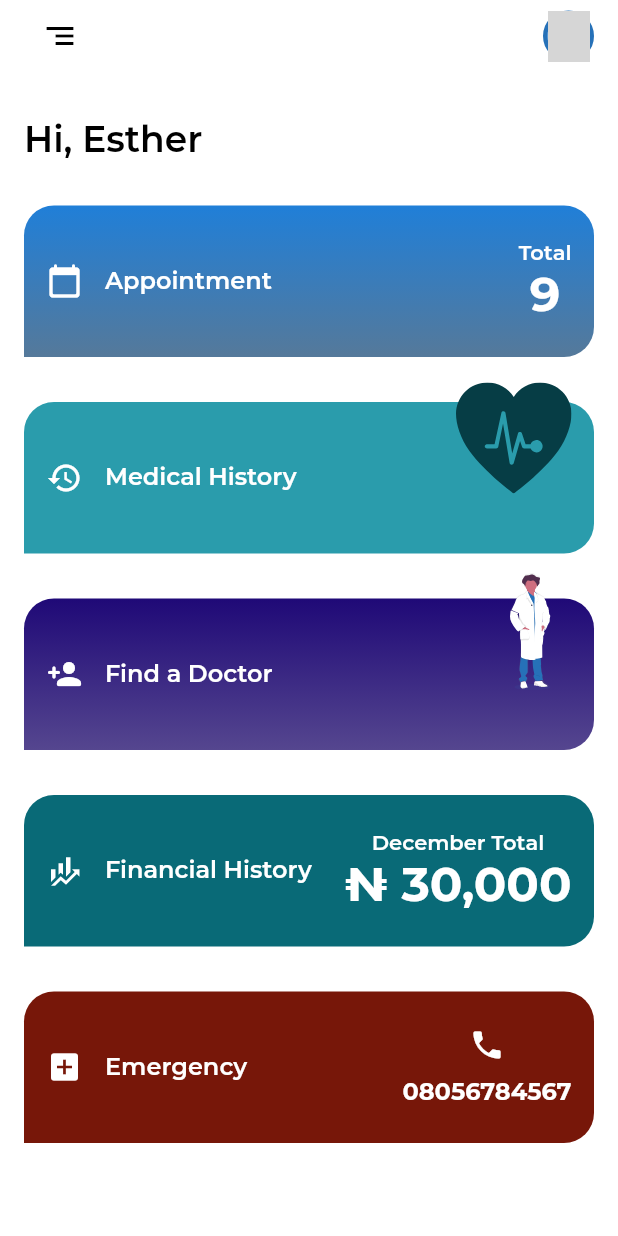
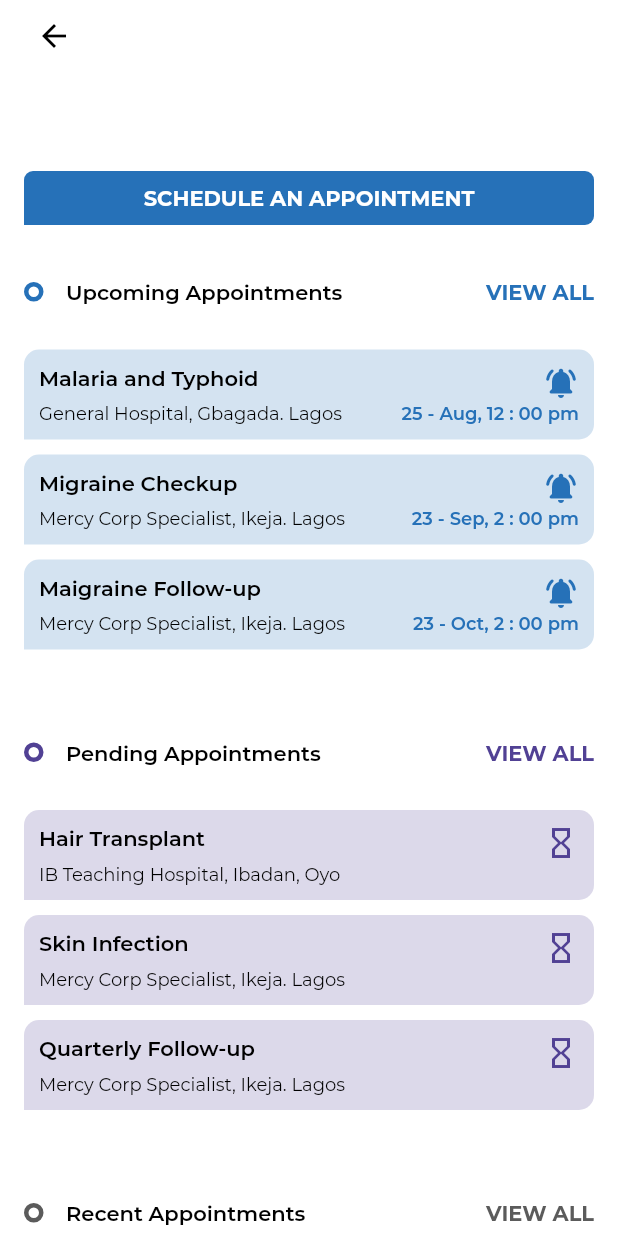
Before and after one commit to Mr-Malomz/cloheaApp_flutter, a Flutter app: the HomePage screen opened by its route, after a tap on "Appointment", on a phone screen of 412 x 824 dp. Run offline on Flutter 3.47's test engine with Material 2 defaults, Android fonts, the phone set to English and light mode, and no system bars; our stand-ins replace email_validator, flutter_svg, flutter_swiper, otp_text_field; network calls fail; project files that could hold a hidden picture were left out; grey boxes are pictures that could not be loaded.

Commit message:
appointment view screen

```diff
--- a/lib/main.dart
+++ b/lib/main.dart
@@ -3,6 +3,7 @@ import 'package:cloheaApp_flutter/src/screens/forgotPassword.dart';
 import 'package:cloheaApp_flutter/src/screens/home.dart';
 import 'package:cloheaApp_flutter/src/screens/landing.dart';
 import 'package:cloheaApp_flutter/src/screens/login.dart';
+import 'package:cloheaApp_flutter/src/screens/manageAppointment.dart';
 import 'package:cloheaApp_flutter/src/screens/newPassword.dart';
 import 'package:cloheaApp_flutter/src/screens/otppage.dart';
 import 'package:cloheaApp_flutter/src/screens/register.dart';
@@ -31,6 +32,7 @@ class MyApp extends StatelessWidget {
         '/congratulation': (context) => CongratulationPage(),
         '/otp': (context) => OTPPage(),
         '/home': (context) => HomePage(),
+        '/manageAppointment': (context) => ManageAppointment(),
       },
     );
   }
--- a/lib/src/screens/home.dart
+++ b/lib/src/screens/home.dart
@@ -63,7 +63,9 @@ class _HomePageState extends State<HomePage> {
                       ),
                     ),
                     VerSpacer(size: 30.0),
-                    AppointmentBtn(onClick: () {}),
+                    AppointmentBtn(onClick: () {
+                      Navigator.pushNamed(context, '/manageAppointment');
+                    }),
                     VerSpacer(size: 30.0),
                     MedicalBtn(onClick: () {}),
                     VerSpacer(size: 30.0),
--- /dev/null
+++ b/lib/src/screens/manageAppointment.dart
@@ -0,0 +1,139 @@
+import 'package:cloheaApp_flutter/src/utils/colors.dart';
+import 'package:cloheaApp_flutter/src/widgets/buttons.dart';
+import 'package:cloheaApp_flutter/src/widgets/commons.dart';
+import 'package:flutter/material.dart';
+
+class ManageAppointment extends StatelessWidget {
+  @override
+  Widget build(BuildContext context) {
+    return Scaffold(
+      backgroundColor: white,
+      body: SafeArea(
+        child: ListView(
+          children: [
+            Container(
+              width: MediaQuery.of(context).size.width,
+              child: Padding(
+                padding: const EdgeInsets.symmetric(horizontal: 16.0),
+                child: Column(
+                  mainAxisAlignment: MainAxisAlignment.start,
+                  crossAxisAlignment: CrossAxisAlignment.start,
+                  children: [
+                    ArrowButton(),
+                    VerSpacer(size: 60.0),
+                    LongFillBtn(
+                      text: 'SCHEDULE AN APPOINTMENT',
+                      funcCall: () {},
+                    ),
+                    VerSpacer(size: 30.0),
+                    AppointDivider(
+                      title: 'Upcoming Appointments',
+                      color: primary,
+                      ontap: () {},
+                    ),
+                    VerSpacer(size: 30.0),
+                    AppointFeeds(
+                      title: 'Malaria and Typhoid',
+                      address: 'General Hospital, Gbagada. Lagos',
+                      bgColor: upcoming,
+                      time: '25 - Aug, 12 : 00 pm',
+                      icon: Icons.notifications_active_rounded,
+                      iconColor: primary,
+                      timeColor: primary,
+                    ),
+                    VerSpacer(size: 10.0),
+                    AppointFeeds(
+                      title: 'Migraine Checkup',
+                      address: 'Mercy Corp Specialist, Ikeja. Lagos',
+                      bgColor: upcoming,
+                      time: '23 - Sep, 2 : 00 pm',
+                      icon: Icons.notifications_active_rounded,
+                      iconColor: primary,
+                      timeColor: primary,
+                    ),
+                    VerSpacer(size: 10.0),
+                    AppointFeeds(
+                      title: 'Maigraine Follow-up',
+                      address: 'Mercy Corp Specialist, Ikeja. Lagos',
+                      bgColor: upcoming,
+                      time: '23 - Oct, 2 : 00 pm',
+                      icon: Icons.notifications_active_rounded,
+                      iconColor: primary,
+                      timeColor: primary,
+                    ),
+                    VerSpacer(size: 60.0),
+                    AppointDivider(
+                      title: 'Pending Appointments',
+                      color: pendMain,
+                      ontap: () {},
+                    ),
+                    VerSpacer(size: 30.0),
+                    AppointFeeds(
+                      title: 'Hair Transplant',
+                      address: 'IB Teaching Hospital, Ibadan, Oyo',
+                      bgColor: pending,
+                      hasTime: false,
+                      icon: Icons.hourglass_empty_outlined,
+                      iconColor: pendMain,
+                    ),
+                    VerSpacer(size: 10.0),
+                    AppointFeeds(
+                      title: 'Skin Infection',
+                      address: 'Mercy Corp Specialist, Ikeja. Lagos',
+                      bgColor: pending,
+                      hasTime: false,
+                      icon: Icons.hourglass_empty_outlined,
+                      iconColor: pendMain,
+                    ),
+                    VerSpacer(size: 10.0),
+                    AppointFeeds(
+                      title: 'Quarterly Follow-up',
+                      address: 'Mercy Corp Specialist, Ikeja. Lagos',
+                      bgColor: pending,
+                      hasTime: false,
+                      icon: Icons.hourglass_empty_outlined,
+                      iconColor: pendMain,
+                    ),
+                    VerSpacer(size: 60.0),
+                    AppointDivider(
+                      title: 'Recent Appointments',
+                      color: recentMain,
+                      ontap: () {},
+                    ),
+                    VerSpacer(size: 30.0),
+                    AppointFeeds(
+                      title: 'Toothache',
+                      address: 'General Hospital, Gbagada. Lagos',
+                      bgColor: recent,
+                      time: '02 - Jan, 12 : 00 pm',
+                      icon: Icons.check_circle,
+                      iconColor: recentCorrect,
+                    ),
+                    VerSpacer(size: 10.0),
+                    AppointFeeds(
+                      title: 'Checkup and Vitals',
+                      address: 'Mercy Corp Specialist, Ikeja. Lagos',
+                      bgColor: recent,
+                      time: '23 - Feb, 2 : 00 pm',
+                      icon: Icons.stop_circle,
+                      iconColor: recentWrong,
+                    ),
+                    VerSpacer(size: 10.0),
+                    AppointFeeds(
+                      title: 'Toothache',
+                      address: 'Mercy Corp Specialist, Ikeja. Lagos',
+                      bgColor: recent,
+                      time: '23 - Mar, 2 : 00 pm',
+                      icon: Icons.check_circle,
+                      iconColor: recentCorrect,
+                    ),
+                  ],
+                ),
+              ),
+            )
+          ],
+        ),
+      ),
+    );
+  }
+}
--- a/lib/src/utils/colors.dart
+++ b/lib/src/utils/colors.dart
@@ -9,3 +9,10 @@ const Color finance = Color(0xff096A77);
 const Color emergency = Color(0xff771709);
 const Color gray = Color(0xffEAEBEC);
 const Color dark = Color(0xff828282);
+const Color recent = Color(0xffE7EAEC);
+const Color recentMain = Color(0xff5B5B5B);
+const Color recentCorrect = Color(0xff4BD37B);
+const Color recentWrong = Color(0xffFF5A79);
+const Color upcoming = Color(0xffD4E3F1);
+const Color pending = Color(0xffDCD9EA);
+const Color pendMain = Color(0xff514194);
--- a/lib/src/widgets/commons.dart
+++ b/lib/src/widgets/commons.dart
@@ -38,3 +38,140 @@ class HeaderMain extends StatelessWidget {
     );
   }
 }
+
+class AppointDivider extends StatelessWidget {
+  final String title;
+  Function ontap;
+  Color color;
+
+  AppointDivider({@required this.title, this.ontap, @required this.color});
+  @override
+  Widget build(BuildContext context) {
+    return Row(
+      mainAxisAlignment: MainAxisAlignment.spaceBetween,
+      children: [
+        Row(
+          children: [
+            Container(
+              width: 13.0,
+              height: 13.0,
+              decoration: BoxDecoration(
+                shape: BoxShape.circle,
+                border: Border.all(
+                  color: color,
+                  width: 3.0,
+                ),
+              ),
+            ),
+            HonSpacer(size: 15.0),
+            Text(
+              title,
+              style: TextStyle(
+                fontSize: 14.0,
+                fontWeight: FontWeight.w600,
+                color: black,
+              ),
+            )
+          ],
+        ),
+        InkWell(
+          onTap: ontap,
+          child: Text(
+            'VIEW ALL',
+            style: TextStyle(
+              fontSize: 14.0,
+              fontWeight: FontWeight.w700,
+              color: color,
+            ),
+          ),
+        ),
+      ],
+    );
+  }
+}
+
+class AppointFeeds extends StatelessWidget {
+  final String title;
+  final String address;
+  final String time;
+  Color bgColor;
+  Color iconColor;
+  bool hasTime;
+  IconData icon;
+  Color timeColor;
+
+  AppointFeeds({
+    @required this.title,
+    @required this.address,
+    this.time,
+    @required this.bgColor,
+    this.hasTime = true,
+    this.iconColor,
+    @required this.icon,
+    this.timeColor,
+  });
+
+  @override
+  Widget build(BuildContext context) {
+    return Container(
+      height: 60.0,
+      decoration: BoxDecoration(
+        borderRadius: BorderRadius.only(
+          bottomRight: Radius.circular(10.0),
+          topLeft: Radius.circular(10.0),
+          topRight: Radius.circular(10.0),
+        ),
+        color: bgColor,
+      ),
+      child: Padding(
+        padding: const EdgeInsets.all(10.0),
+        child: Row(
+          mainAxisAlignment: MainAxisAlignment.spaceBetween,
+          children: [
+            Column(
+              mainAxisAlignment: MainAxisAlignment.spaceBetween,
+              crossAxisAlignment: CrossAxisAlignment.start,
+              children: [
+                Text(
+                  title,
+                  style: TextStyle(
+                      fontWeight: FontWeight.w600,
+                      color: black,
+                      fontSize: 14.0),
+                ),
+                Text(
+                  address,
+                  style: TextStyle(
+                    color: black,
+                    fontSize: 12.0,
+                  ),
+                ),
+              ],
+            ),
+            Column(
+              mainAxisAlignment: MainAxisAlignment.spaceBetween,
+              crossAxisAlignment: CrossAxisAlignment.end,
+              children: [
+                Icon(
+                  icon,
+                  size: 24.0,
+                  color: iconColor,
+                ),
+                hasTime
+                    ? Text(
+                        time,
+                        style: TextStyle(
+                          color: timeColor,
+                          fontSize: 12.0,
+                          fontWeight: FontWeight.w600,
+                        ),
+                      )
+                    : Container(),
+              ],
+            )
+          ],
+        ),
+      ),
+    );
+  }
+}
```
